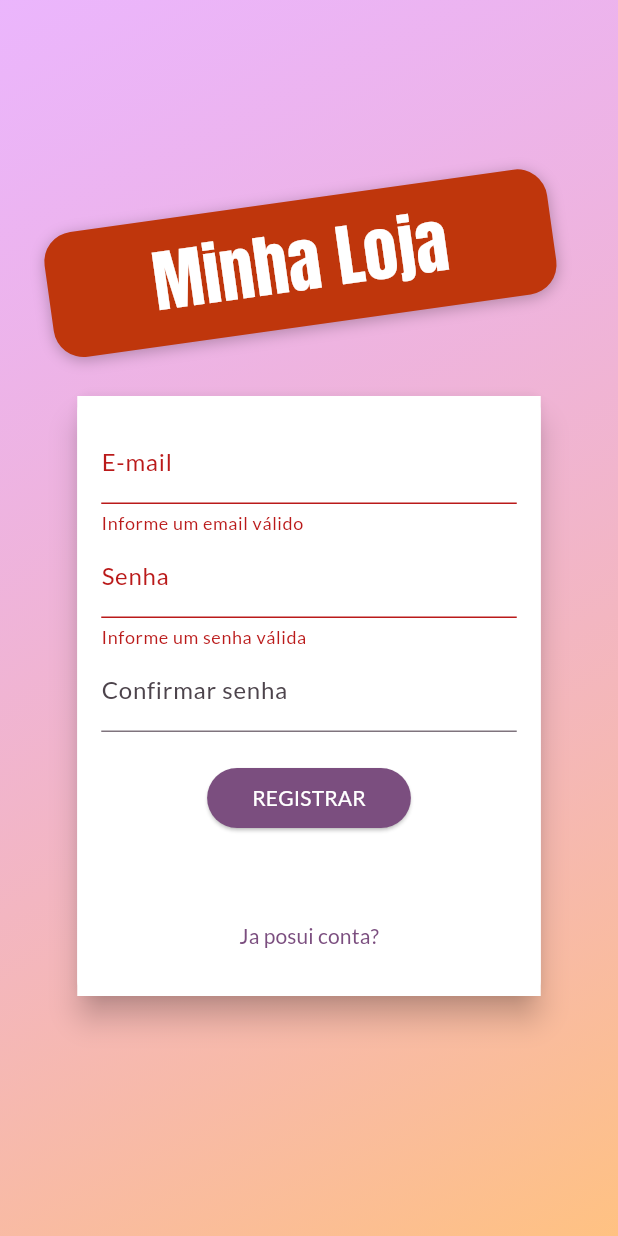
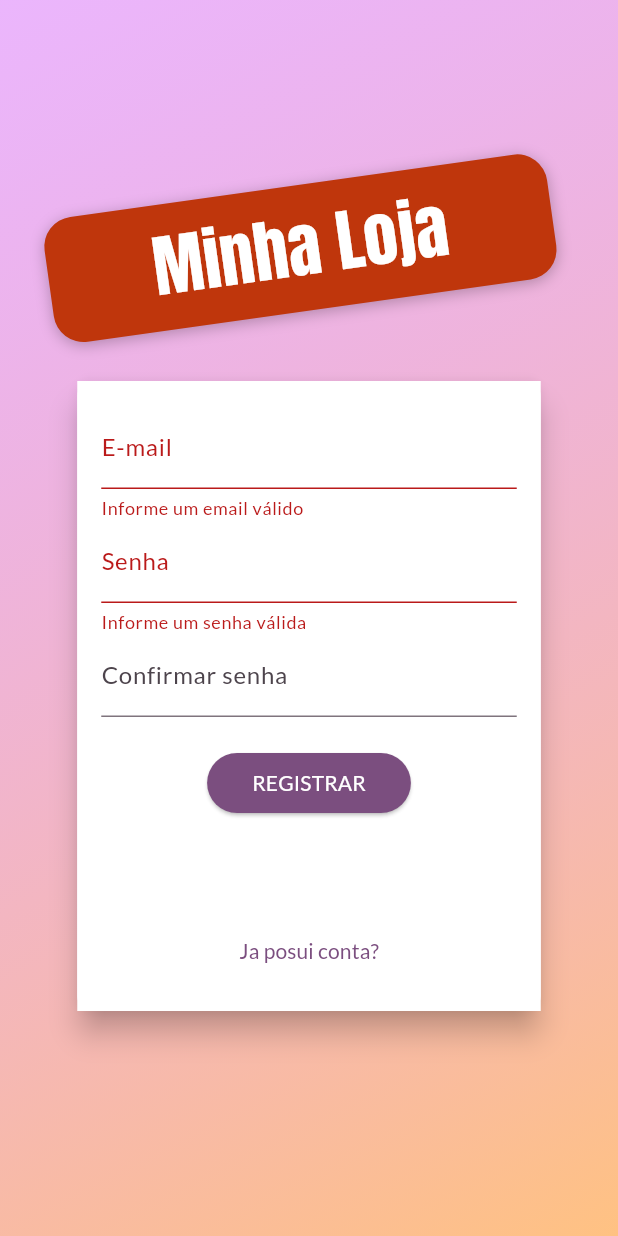
Before and after one commit to Matheus-Doerzbacher/shop, a Flutter app: the screen it shows after launch, after a tap on "ENTRAR", after a tap on "Deseja registrar?", on a phone screen of 412 x 824 dp. Run offline on Flutter 3.47's test engine with Material 3 defaults, Android fonts, the phone set to English and light mode, and no system bars.

Commit message:
Ajustes na tela de cadastro

```diff
--- a/lib/components/auth_form.dart
+++ b/lib/components/auth_form.dart
@@ -66,7 +66,7 @@ class _AuthFormState extends State<AuthForm> {
       child: Container(
         color: Colors.white,
         padding: const EdgeInsets.all(16),
-        height: _isLogin() ? 330 : 400,
+        height: _isLogin() ? 330 : 420,
         width: deviceSize.width * 0.75,
         child: Form(
           key: _formKey,
```
